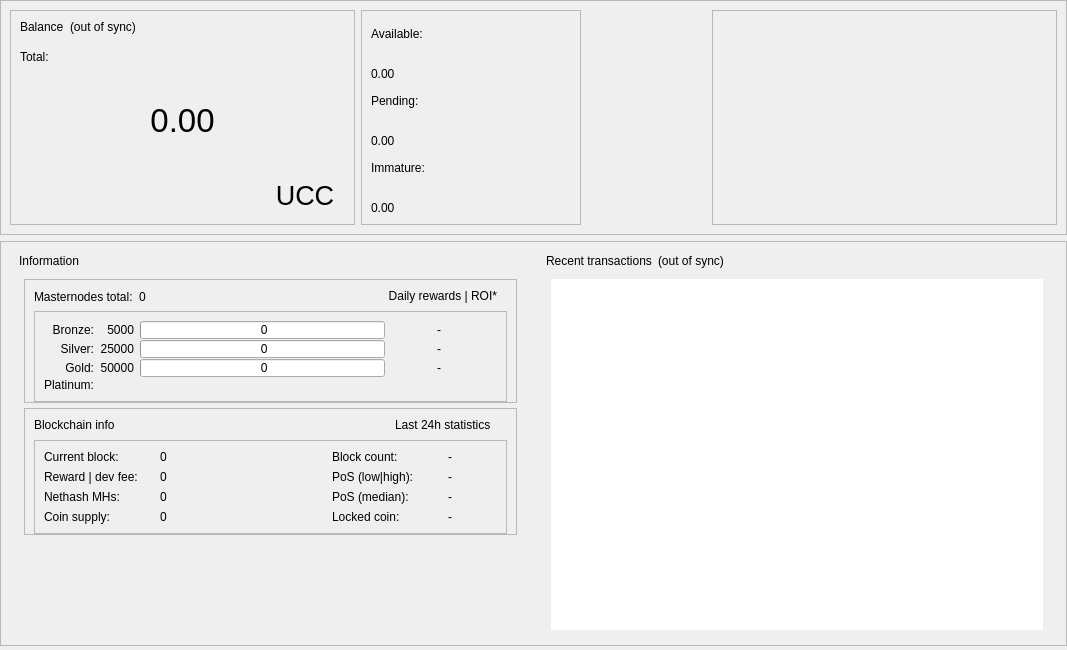
First picture: the form in src/qt/forms/overviewpage.ui, repository UCCNetwork/ucc, before the edit.
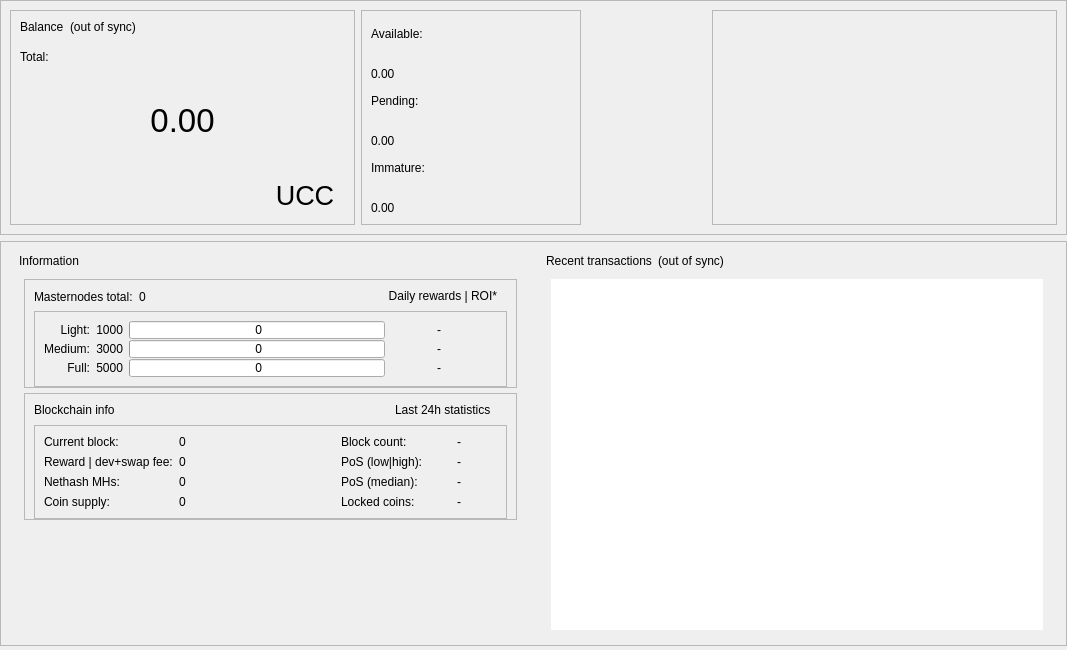
Second picture: the form after the edit.

Commit message: small Blockchain Info Fixes + Splashscreen adjustments

The edit to the form file:
```diff
--- a/src/qt/forms/overviewpage.ui
+++ b/src/qt/forms/overviewpage.ui
@@ -826,7 +826,7 @@
                          </size>
                         </property>
                         <property name="text">
-                         <string>Bronze:</string>
+                         <string>Light:</string>
                         </property>
                         <property name="alignment">
                          <set>Qt::AlignRight|Qt::AlignTrailing|Qt::AlignVCenter</set>
@@ -848,7 +848,7 @@
                          </size>
                         </property>
                         <property name="text">
-                         <string>Silver:</string>
+                         <string>Medium:</string>
                         </property>
                         <property name="alignment">
                          <set>Qt::AlignRight|Qt::AlignTrailing|Qt::AlignVCenter</set>
@@ -870,29 +870,7 @@
                          </size>
                         </property>
                         <property name="text">
-                         <string>Gold:</string>
-                        </property>
-                        <property name="alignment">
-                         <set>Qt::AlignRight|Qt::AlignTrailing|Qt::AlignVCenter</set>
-                        </property>
-                       </widget>
-                      </item>
-                      <item row="4" column="0">
-                       <widget class="QLabel" name="label_4">
-                        <property name="minimumSize">
-                         <size>
-                          <width>0</width>
-                          <height>0</height>
-                         </size>
-                        </property>
-                        <property name="maximumSize">
-                         <size>
-                          <width>16777215</width>
-                          <height>16777215</height>
-                         </size>
-                        </property>
-                        <property name="text">
-                         <string>Platinum:</string>
+                         <string>Full:</string>
                         </property>
                         <property name="alignment">
                          <set>Qt::AlignRight|Qt::AlignTrailing|Qt::AlignVCenter</set>
@@ -902,7 +880,7 @@
                       <item row="0" column="1">
                        <widget class="QLabel" name="label_lcolat">
                         <property name="text">
-                         <string>5000</string>
+                         <string>1000</string>
                         </property>
                         <property name="alignment">
                          <set>Qt::AlignRight|Qt::AlignTrailing|Qt::AlignVCenter</set>
@@ -912,7 +890,7 @@
                       <item row="1" column="1">
                        <widget class="QLabel" name="label_mcolat">
                         <property name="text">
-                         <string>25000</string>
+                         <string>3000</string>
                         </property>
                         <property name="alignment">
                          <set>Qt::AlignRight|Qt::AlignTrailing|Qt::AlignVCenter</set>
@@ -922,7 +900,7 @@
                       <item row="3" column="1">
                        <widget class="QLabel" name="label_fcolat">
                         <property name="text">
-                         <string>50000</string>
+                         <string>5000</string>
                         </property>
                         <property name="alignment">
                          <set>Qt::AlignRight|Qt::AlignTrailing|Qt::AlignVCenter</set>
@@ -1106,7 +1084,7 @@
                       <item row="1" column="0">
                        <widget class="QLabel" name="label_CurrentBlockReward">
                         <property name="text">
-                         <string>Reward | dev fee:</string>
+                         <string>Reward | dev+swap fee:</string>
                         </property>
                         <property name="alignment">
                          <set>Qt::AlignVCenter</set>
@@ -1212,7 +1190,7 @@
                       <item row="3" column="3">
                        <widget class="QLabel" name="label_LockedCoin">
                         <property name="text">
-                         <string>Locked coin:</string>
+                         <string>Locked coins:</string>
                         </property>
                         <property name="alignment">
                          <set>Qt::AlignVCenter</set>
```
The commit also changes 1 other file.
